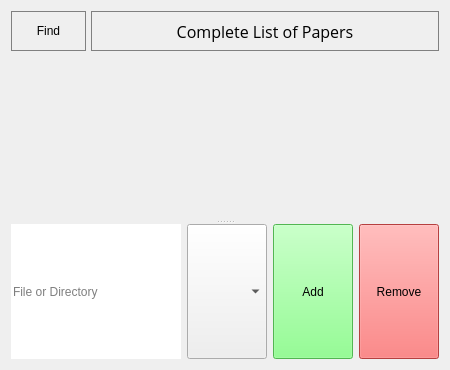
The window that ui/xml/data.ui (janoschortmann/abstract-screening) describes before a commit, drawn with Qt 5.
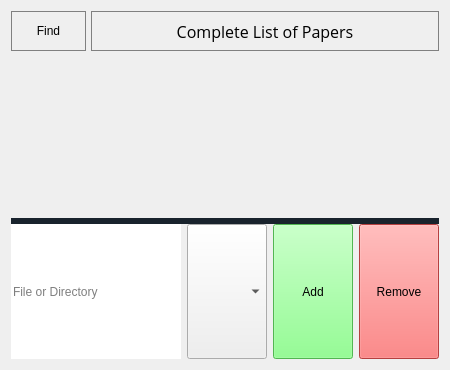
The same window after the commit.

Patch:
```diff
--- a/ui/xml/data.ui
+++ b/ui/xml/data.ui
@@ -19,6 +19,13 @@
     color: #fff;
 }
 
+.QSplitter::handle::horizonal {
+    background-color: #19232d;
+    border-radius: 4px;
+    padding: 1px 1px 1px 1px;
+}
+
+
 .QPushButton:pressed {
     background-color: #bbdefb;
 }</string>
```
